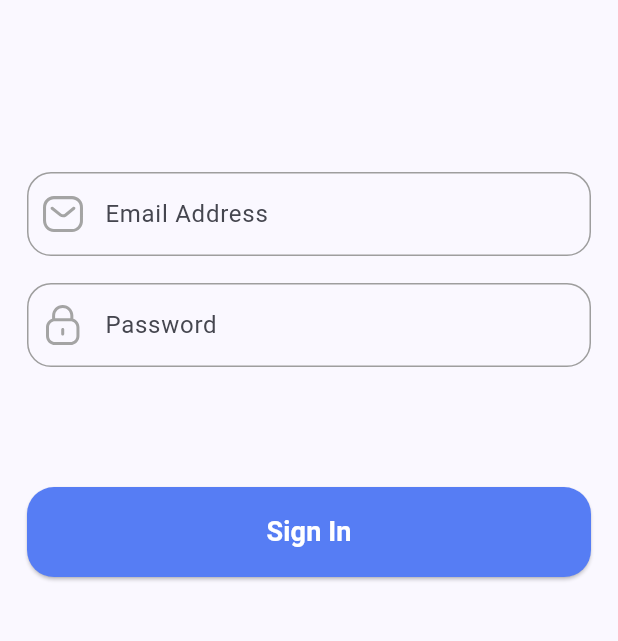
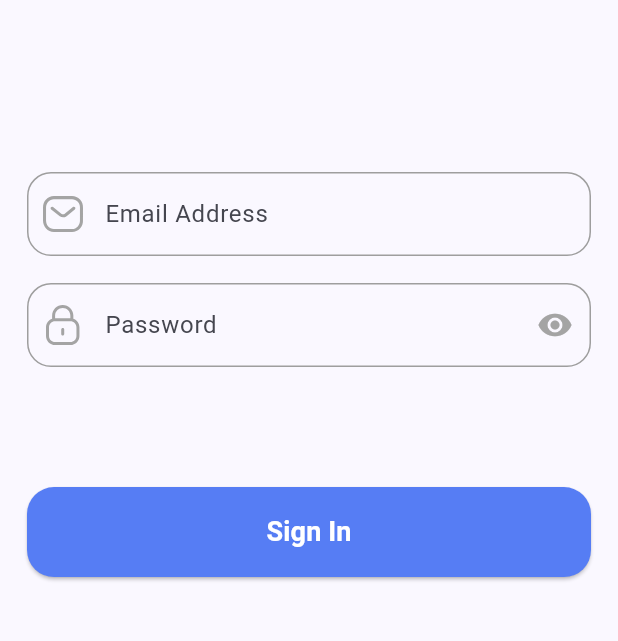
Before and after one commit to nadillachantika/absensi_app, a Flutter app: the screen it shows after launch, on a phone screen of 412 x 824 dp, the part 349-990 px from its top. Run offline on Flutter 3.47's test engine with Material 3 defaults, Android fonts, the phone set to English and light mode, and no system bars; our stand-ins replace bloc, calendar_timeline, camera, dartz, dotted_border, flutter_bloc and 5 more.

Commit message:
[feat] save auth

```diff
--- a/lib/main.dart
+++ b/lib/main.dart
@@ -1,6 +1,7 @@
 import 'package:absensi_app/core/constants/colors.dart';
 import 'package:absensi_app/data/datasources/auth_remote_datasource.dart';
 import 'package:absensi_app/presentation/auth/bloc/login/login_bloc.dart';
+import 'package:absensi_app/presentation/auth/bloc/logout/logout_bloc.dart';
 import 'package:absensi_app/presentation/auth/splash_page.dart';
 import 'package:flutter/material.dart';
 import 'package:flutter_bloc/flutter_bloc.dart';
@@ -16,8 +17,15 @@ class MyApp extends StatelessWidget {
   // This widget is the root of your application.
   @override
   Widget build(BuildContext context) {
-    return BlocProvider(
-      create: (context) => LoginBloc(AuthRemoteDatasource()),
+    return MultiBlocProvider(
+      providers: [
+        BlocProvider(
+          create: (context) => LoginBloc(AuthRemoteDatasource()),
+        ),
+        BlocProvider(
+          create: (context) => LogoutBloc(AuthRemoteDatasource()),
+        ),
+      ],
       child: MaterialApp(
         title: 'Absensi App',
         theme: ThemeData(
--- a/lib/presentation/auth/bloc/login/login_event.dart
+++ b/lib/presentation/auth/bloc/login/login_event.dart
@@ -4,4 +4,5 @@ part of 'login_bloc.dart';
 class LoginEvent with _$LoginEvent {
   const factory LoginEvent.started() = _Started;
   const factory LoginEvent.login(String email, String password) = _Login;
+
 }
--- /dev/null
+++ b/lib/presentation/auth/bloc/logout/logout_event.dart
@@ -0,0 +1,7 @@
+part of 'logout_bloc.dart';
+
+@freezed
+class LogoutEvent with _$LogoutEvent {
+  const factory LogoutEvent.started() = _Started;
+  const factory LogoutEvent.logout() = _Logout;
+}
--- /dev/null
+++ b/lib/presentation/auth/bloc/logout/logout_state.dart
@@ -0,0 +1,9 @@
+part of 'logout_bloc.dart';
+
+@freezed
+class LogoutState with _$LogoutState {
+  const factory LogoutState.initial() = _Initial;
+  const factory LogoutState.loading() = _Loading;
+  const factory LogoutState.success() = _Success;
+  const factory LogoutState.error(String message) = _Error;
+}
--- a/lib/presentation/auth/login_page.dart
+++ b/lib/presentation/auth/login_page.dart
@@ -1,3 +1,4 @@
+import 'package:absensi_app/data/datasources/auth_local_datasource.dart';
 import 'package:absensi_app/presentation/auth/bloc/login/login_bloc.dart';
 import 'package:absensi_app/presentation/home/pages/main_page.dart';
 import 'package:flutter/material.dart';
@@ -15,7 +16,7 @@ class LoginPage extends StatefulWidget {
 class _LoginPageState extends State<LoginPage> {
   late final TextEditingController emailController;
   late final TextEditingController passwordController;
-  bool IsShowPassword = false;
+  bool isShowPassword = false;
 
   @override
   void initState() {
@@ -63,21 +64,34 @@ class _LoginPageState extends State<LoginPage> {
               padding: const EdgeInsets.all(8.0),
               child: Assets.icons.password.svg(),
             ),
-            obscureText: true,
+            obscureText: !isShowPassword,
+            suffixIcon: IconButton(
+              icon: Icon(
+                isShowPassword ? Icons.visibility_off : Icons.visibility,
+                color: AppColors.grey,
+              ),
+              onPressed: () {
+                setState(() {
+                  isShowPassword = !isShowPassword;
+                });
+              },
+            ),
           ),
           const SpaceHeight(80.0),
           BlocListener<LoginBloc, LoginState>(
             listener: (context, state) {
               state.maybeWhen(
-                orElse: () {},
-                success: (data) => context.pushReplacement(const MainPage()),
-                error: (message) => ScaffoldMessenger.of(context).showSnackBar(
-                  SnackBar(
-                    content: Text(message),
-                    backgroundColor: AppColors.red,
-                  )
-                )
-              );
+                  orElse: () {},
+                  success: (data) {
+                    AuthLocalDatasource().saveAuthData(data);
+
+                    context.pushReplacement(const MainPage());
+                  },
+                  error: (message) =>
+                      ScaffoldMessenger.of(context).showSnackBar(SnackBar(
+                        content: Text(message),
+                        backgroundColor: AppColors.red,
+                      )));
             },
             child: BlocBuilder<LoginBloc, LoginState>(
               builder: (context, state) {
@@ -93,9 +107,11 @@ class _LoginPageState extends State<LoginPage> {
                       label: 'Sign In',
                     );
                   },
-                  loading: () => const Center(
-                    child: CircularProgressIndicator(),
-                  ),
+                  loading: () {
+                    return const Center(
+                      child: CircularProgressIndicator(),
+                    );
+                  },
                   // error: (error) => Text(error),
                 );
               },
--- a/pubspec.yaml
+++ b/pubspec.yaml
@@ -42,6 +42,7 @@ dependencies:
   http: ^1.2.1
   image_picker: ^1.1.1
   intl: ^0.17.0
+  shared_preferences: ^2.2.3
 
 dev_dependencies:
   build_runner: ^2.4.6
```
Also changed, not shown: lib/data/datasources/auth_local_datasource.dart (added, +31 -0 lines), lib/data/datasources/auth_remote_datasource.dart (+17 -1 lines), lib/presentation/auth/bloc/logout/logout_bloc.dart (added, +26 -0 lines), lib/presentation/auth/splash_page.dart (+35 -1 lines), lib/presentation/home/pages/profile_page.dart (+12 -0 lines), lib/presentation/auth/bloc/logout/logout_bloc.freezed.dart (added), pubspec.lock, 2 other files.
